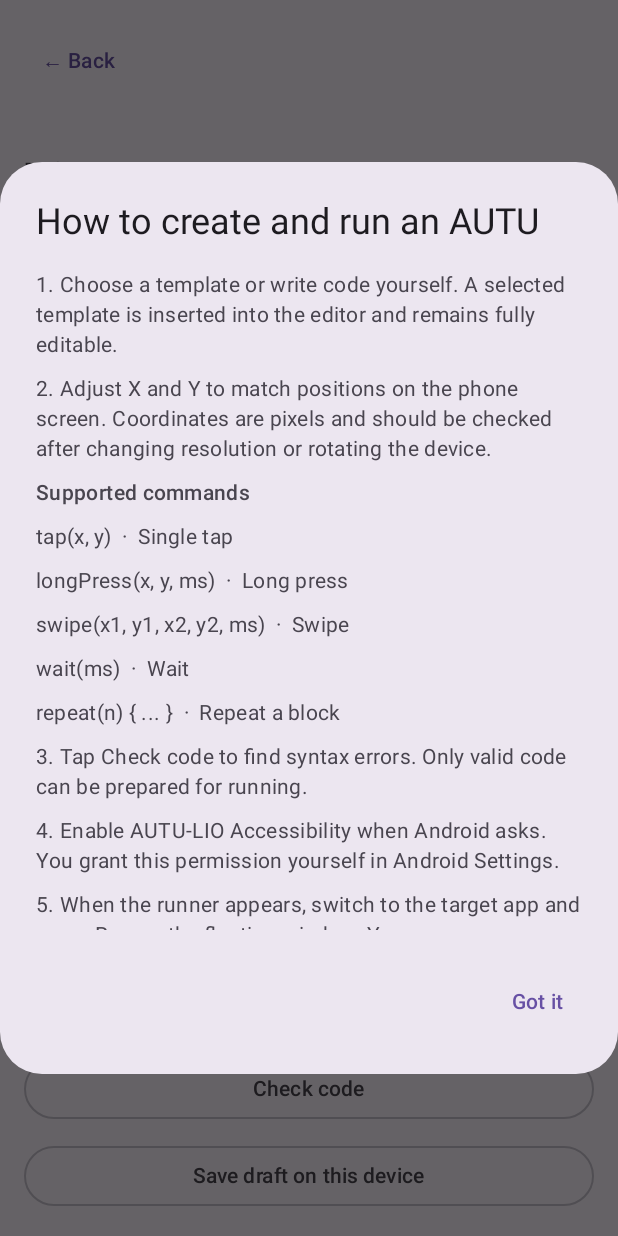
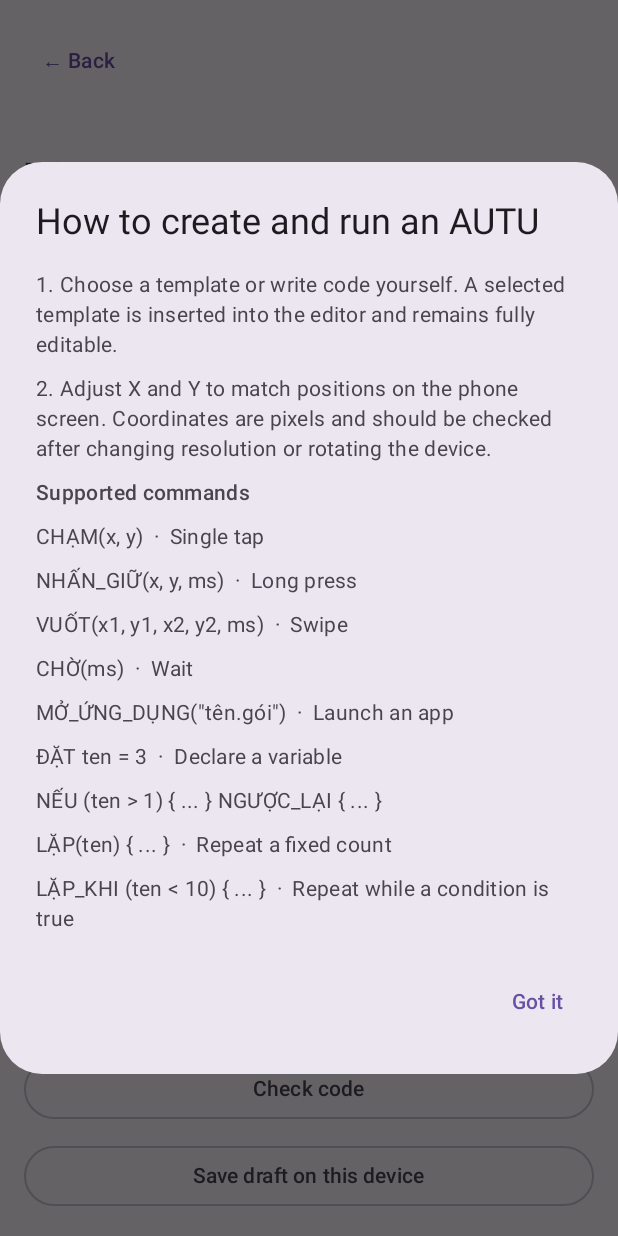
Before and after one commit to HUY-HOA/AUTU-LIO, an Android app built with Jetpack Compose: the composable EditorScreen called with empty values, after a tap on "Guide", on a phone screen of 412 x 824 dp. Run offline under Robolectric (Android 15) with nearby library versions, the phone set to English and light mode, and no system bars; pictures from the network do not load; 1 statement that could not run was skipped.

Commit message:
feat: expose Vietnamese script syntax and runtime help

```diff
--- a/app/src/main/java/com/autulio/app/MainActivity.kt
+++ b/app/src/main/java/com/autulio/app/MainActivity.kt
@@ -690,11 +690,16 @@ private fun EditorScreen(
                         tr("2. Sửa tọa độ X, Y theo vị trí trên màn hình điện thoại. Tọa độ tính bằng pixel; cần kiểm tra lại khi đổi độ phân giải hoặc xoay màn hình.", "2. Adjust X and Y to match positions on the phone screen. Coordinates are pixels and should be checked after changing resolution or rotating the device.")
                     )
                     Text(tr("Các lệnh đang hỗ trợ", "Supported commands"), fontWeight = FontWeight.SemiBold)
-                    Text("tap(x, y)  ·  " + tr("Chạm một lần", "Single tap"))
-                    Text("longPress(x, y, ms)  ·  " + tr("Nhấn giữ", "Long press"))
-                    Text("swipe(x1, y1, x2, y2, ms)  ·  " + tr("Vuốt", "Swipe"))
-                    Text("wait(ms)  ·  " + tr("Chờ", "Wait"))
-                    Text("repeat(n) { ... }  ·  " + tr("Lặp nhóm lệnh", "Repeat a block"))
+                    Text("CHẠM(x, y)  ·  " + tr("Chạm một lần", "Single tap"))
+                    Text("NHẤN_GIỮ(x, y, ms)  ·  " + tr("Nhấn giữ", "Long press"))
+                    Text("VUỐT(x1, y1, x2, y2, ms)  ·  " + tr("Vuốt", "Swipe"))
+                    Text("CHỜ(ms)  ·  " + tr("Chờ", "Wait"))
+                    Text("MỞ_ỨNG_DỤNG(\"tên.gói\")  ·  " + tr("Mở ứng dụng", "Launch an app"))
+                    Text("ĐẶT ten = 3  ·  " + tr("Khai báo biến", "Declare a variable"))
+                    Text("NẾU (ten > 1) { ... } NGƯỢC_LẠI { ... }")
+                    Text("LẶP(ten) { ... }  ·  " + tr("Lặp theo số lần", "Repeat a fixed count"))
+                    Text("LẶP_KHI (ten < 10) { ... }  ·  " + tr("Lặp theo điều kiện", "Repeat while a condition is true"))
+                    Text("PIN(), ĐANG_SẠC(), CÓ_MẠNG(), MÀN_HÌNH_SÁNG()")
                     Text(
                         tr("3. Nhấn Kiểm tra mã để tìm lỗi cú pháp. Chỉ khi mã hợp lệ mới chuẩn bị được cửa sổ chạy.", "3. Tap Check code to find syntax errors. Only valid code can be prepared for running.")
                     )
@@ -705,7 +710,7 @@ private fun EditorScreen(
                         tr("5. Khi cửa sổ chạy xuất hiện, chuyển sang ứng dụng mục tiêu rồi nhấn Chạy trên cửa sổ nổi. Có thể Tạm dừng, Tiếp tục, Dừng hoặc thu nhỏ bất cứ lúc nào.", "5. When the runner appears, switch to the target app and press Run on the floating window. You can pause, resume, stop or collapse it.")
                     )
                     Text(
-                        tr("Lưu ý: Phiên bản 0.1 chưa hỗ trợ biến, điều kiện, hàm tự định nghĩa hoặc tự nhận diện hình ảnh. Không chạy mẫu trước khi sửa tọa độ cho đúng ứng dụng của bạn.", "Note: Version 0.1 does not yet support variables, conditions, custom functions or image recognition. Do not run a template until its coordinates match your target app.")
+                        tr("Biến, phép tính, điều kiện, vòng lặp và các hàm trạng thái thiết bị đang được hỗ trợ. Quét ảnh/OCR và các hàm Android nâng cao chỉ hiển thị khi đã được tích hợp và cấp quyền phù hợp. Luôn kiểm tra tọa độ và tên gói trước khi chạy.", "Variables, expressions, conditions, loops and device-state functions are supported. Image/OCR and advanced Android functions are only available when integrated and properly authorized. Verify coordinates and package names before running.")
                     )
                 }
             },
```
